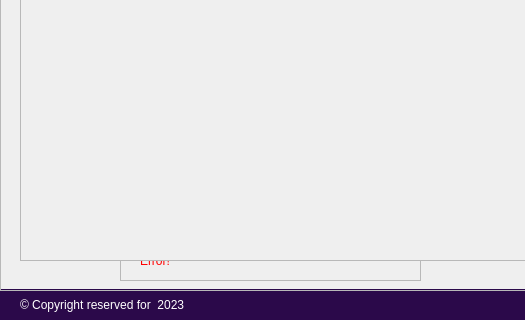
Before: the Qt Designer form Import and export company management system/Importandexportcompanymanagementsystem.ui in youssef-saaed/Import-and-export-company-management-system, drawn with Qt 5; both pictures show x 0 to 525 and y 400 to 720 of the 1080 by 720 pixel window.
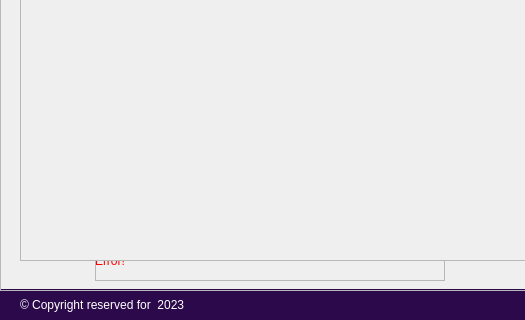
After: the same form once the commit is applied. Icons and pictures are not drawn.

The edit to the form file:
```diff
--- a/Import and export company management system/Importandexportcompanymanagementsystem.ui
+++ b/Import and export company management system/Importandexportcompanymanagementsystem.ui
@@ -188,9 +188,9 @@
     <widget class="QFrame" name="signupForm">
      <property name="geometry">
       <rect>
-       <x>120</x>
+       <x>95</x>
        <y>90</y>
-       <width>301</width>
+       <width>350</width>
        <height>461</height>
       </rect>
      </property>
@@ -455,9 +455,9 @@
      <widget class="QLabel" name="signupErrorBox">
       <property name="geometry">
        <rect>
-        <x>20</x>
+        <x>0</x>
         <y>430</y>
-        <width>261</width>
+        <width>350</width>
         <height>21</height>
        </rect>
       </property>
```
Left out of the diff: 30 changed lines with no effect on the pictures.
